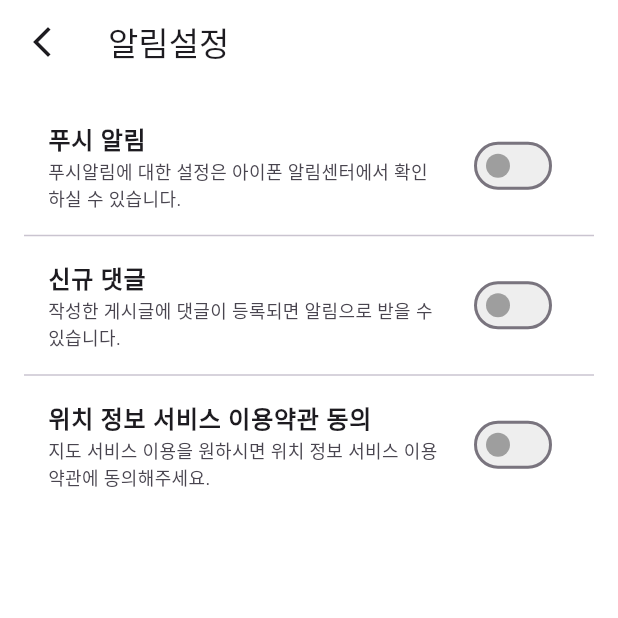
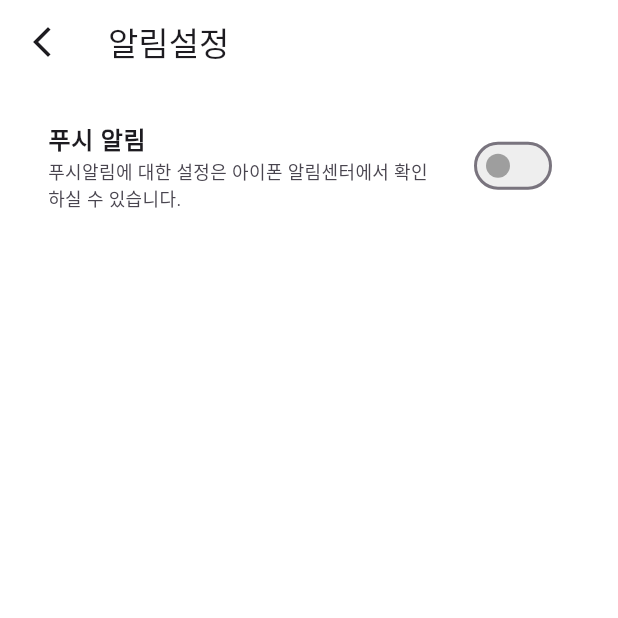
Before and after one commit to Kim-Ji-Man/Ask-Me, a Flutter app: the NotificationSettings screen opened directly, on a phone screen of 412 x 824 dp, the top half of it. Run offline on Flutter 3.47's test engine with Material 3 defaults, Android fonts, the phone set to English and light mode, and no system bars; our stand-ins replace dio, flutter_dotenv, geolocator, image_gallery_saver, image_picker, permission_handler and 1 more; missing offline and left inert: jwt_decode, kakao_map_plugin, onesignal_flutter; accounts and stored records are empty; network calls fail.

Commit message:
"커뮤니티 ui/ux 개선 푸시"

```diff
--- a/lib/screens/mypage_folder/notificationsettings.dart
+++ b/lib/screens/mypage_folder/notificationsettings.dart
@@ -150,52 +150,6 @@ class _NotificationSettingsState extends State<NotificationSettings> {
                 inactiveTrackColor: Colors.grey[200],
               ),
             ),
-            Divider(),
-            ListTile(
-              title: Text('신규 댓글',
-                style: TextStyle(
-                  fontWeight: FontWeight.bold,),),
-              subtitle: Text('작성한 게시글에 댓글이 등록되면 알림으로 받을 수 있습니다.',
-                style: TextStyle(
-                  fontSize: 12,
-                ),),
-              trailing: Switch(
-                value: isNewCommentNotificationEnabled,
-                onChanged: (value) {
-                  setState(() {
-                    isNewCommentNotificationEnabled = value;
-                  });
-                },
-                activeColor: Colors.white,
-                inactiveThumbColor: Colors.grey,
-                activeTrackColor:
-                isNewCommentNotificationEnabled ? Colors.blue[500] : Colors.grey[200],
-                inactiveTrackColor: Colors.grey[200],
-              ),
-            ),
-            Divider(),
-            ListTile(
-              title: Text('위치 정보 서비스 이용약관 동의',
-                style: TextStyle(
-                  fontWeight: FontWeight.bold,),),
-              subtitle: Text('지도 서비스 이용을 원하시면 위치 정보 서비스 이용약관에 동의해주세요.',
-                style: TextStyle(
-                  fontSize: 12,
-                ),),
-              trailing: Switch(
-                value: isLocationServiceEnabled,
-                onChanged: (value) {
-                  setState(() {
-                    isLocationServiceEnabled = value;
-                  });
-                },
-                activeColor: Colors.white,
-                inactiveThumbColor: Colors.grey,
-                activeTrackColor:
-                isLocationServiceEnabled ? Colors.blue[500] : Colors.grey[200],
-                inactiveTrackColor: Colors.grey[200],
-              ),
-            ),
           ],
         ),
       ),
--- a/lib/screens/mypage_folder/usersupport.dart
+++ b/lib/screens/mypage_folder/usersupport.dart
@@ -20,6 +20,7 @@ class _UserSupportState extends State<UserSupport> {
       context: context,
       builder: (BuildContext context) {
         return AlertDialog(
+          backgroundColor: Colors.white,
           title: Text('메시지 발송 성공!',
             textAlign: TextAlign.center,),
           content: Text('최대한 신속하게 도와드릴게요.',
@@ -31,7 +32,7 @@ class _UserSupportState extends State<UserSupport> {
                 _saveToDatabase(); // DB에 정보 저장
                 Navigator.of(context).pushReplacementNamed('/mypage'); // mypage로 이동
               },
-              child: Text('확인'),
+              child: Text('확인', style: TextStyle(color: Colors.indigo),),
             ),
           ],
         );
@@ -93,7 +94,7 @@ class _UserSupportState extends State<UserSupport> {
             ElevatedButton(
               onPressed: _submitSupportRequest,
               style: ElevatedButton.styleFrom(
-                backgroundColor: isButtonPressed ? Colors.blue[500] : Colors.indigo[800], // 버튼 색상 변경
+                backgroundColor: isButtonPressed ? Colors.indigo[400] : Colors.indigo[800], // 버튼 색상 변경
                 minimumSize: Size(double.infinity, 50),
               ),
               child: Text('제출하기', style: TextStyle(color: Colors.white),),
```
Also changed, not shown: lib/main.dart (+7 -7 lines), lib/screens/alert.dart (+45 -13 lines), lib/screens/community_folder/community.dart (+80 -57 lines), lib/screens/login.dart (+8 -0 lines).
